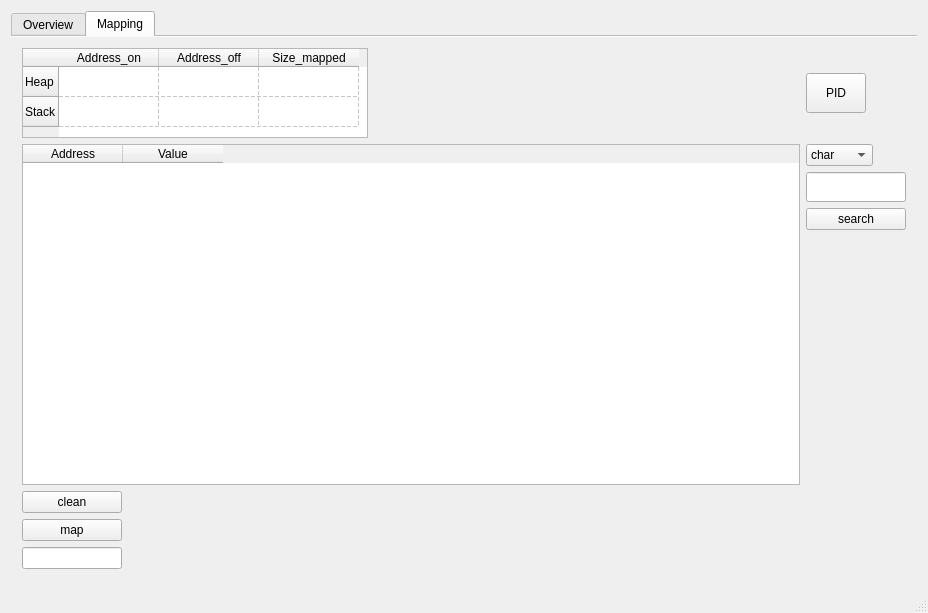
First picture: the form in src/mainwindow.ui, repository mentebinaria/maProc, before the edit.
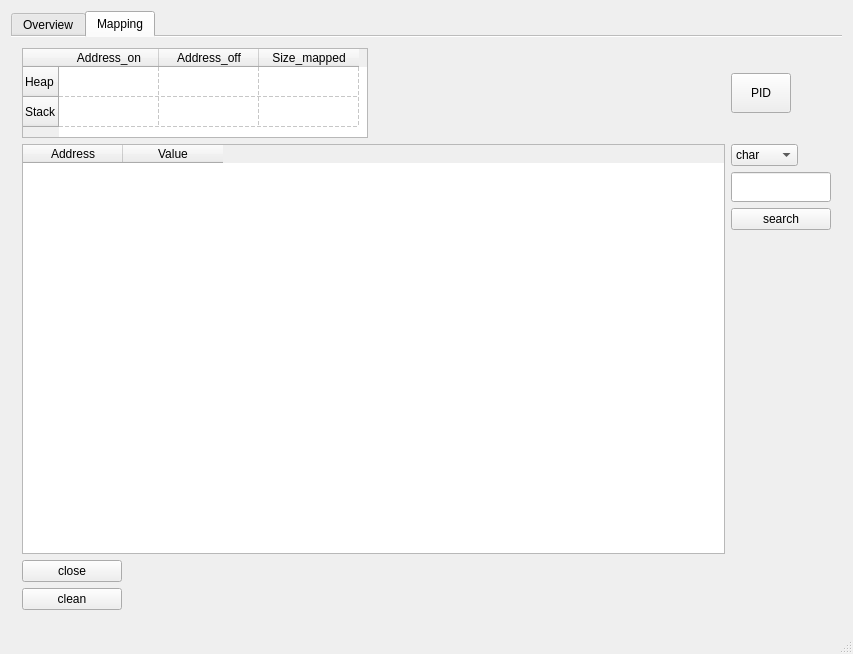
Second picture: the form after the edit.

Diff of the .ui file:
```diff
--- a/src/mainwindow.ui
+++ b/src/mainwindow.ui
@@ -6,8 +6,8 @@
    <rect>
     <x>0</x>
     <y>0</y>
-    <width>928</width>
-    <height>613</height>
+    <width>853</width>
+    <height>654</height>
    </rect>
   </property>
   <property name="windowTitle">
@@ -385,6 +385,22 @@
           </item>
          </layout>
         </item>
+        <item>
+         <widget class="QPushButton" name="closeButton">
+          <property name="maximumSize">
+           <size>
+            <width>100</width>
+            <height>16777215</height>
+           </size>
+          </property>
+          <property name="cursor">
+           <cursorShape>PointingHandCursor</cursorShape>
+          </property>
+          <property name="text">
+           <string>close</string>
+          </property>
+         </widget>
+        </item>
         <item>
          <widget class="QPushButton" name="cleanButton">
           <property name="maximumSize">
@@ -401,29 +417,6 @@
           </property>
          </widget>
         </item>
-        <item>
-         <widget class="QPushButton" name="mapButton">
-          <property name="maximumSize">
-           <size>
-            <width>100</width>
-            <height>100</height>
-           </size>
-          </property>
-          <property name="text">
-           <string>map</string>
-          </property>
-         </widget>
-        </item>
-        <item>
-         <widget class="QLineEdit" name="setPid">
-          <property name="maximumSize">
-           <size>
-            <width>100</width>
-            <height>40</height>
-           </size>
-          </property>
-         </widget>
-        </item>
        </layout>
       </widget>
      </widget>
```
